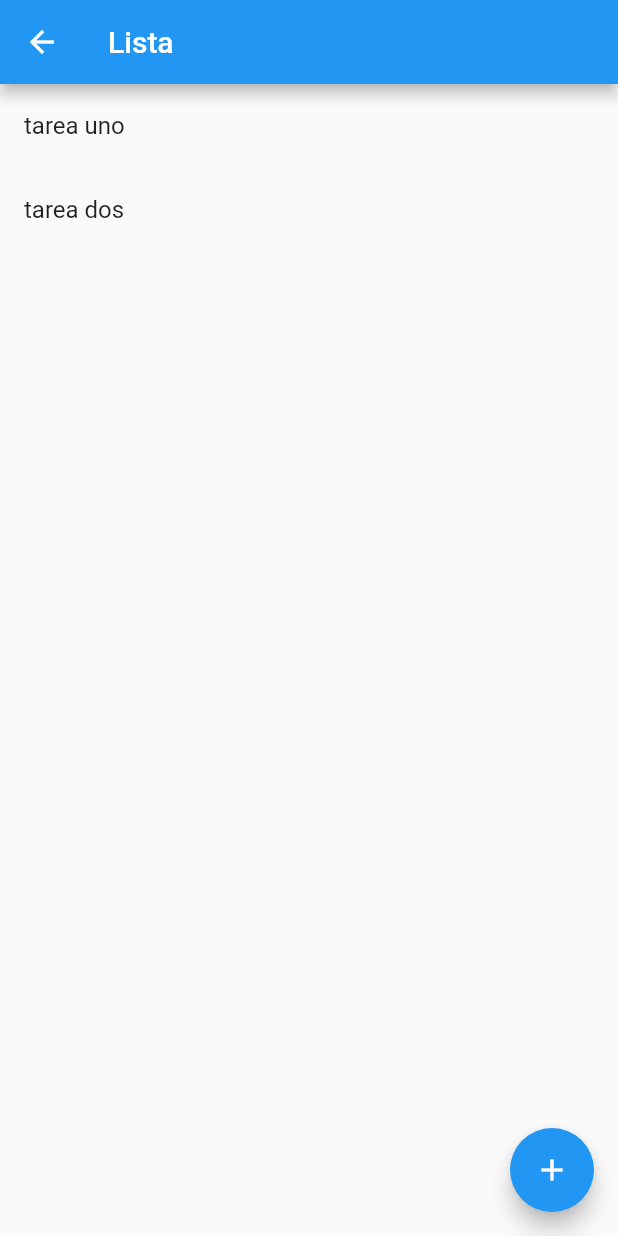
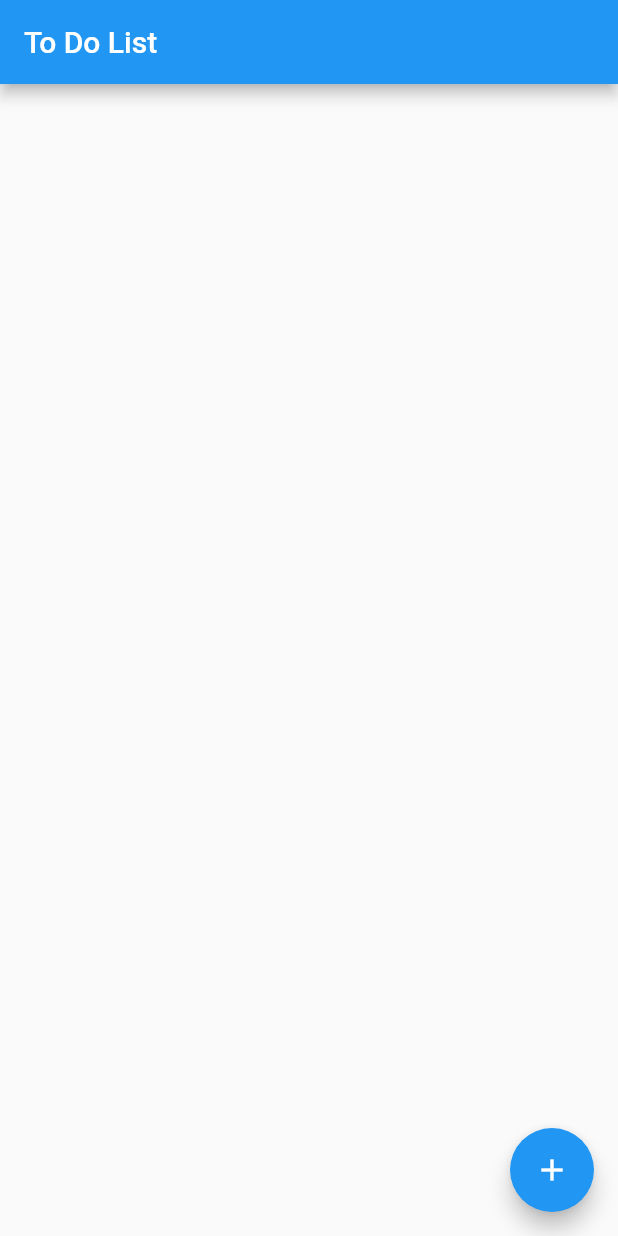
Before and after one commit to Camila-Negron/practica1, a Flutter app: the screen it shows after launch, after a tap on "Iniciar Sesión", on a phone screen of 412 x 824 dp. Run offline on Flutter 3.47's test engine with Material 2 defaults, Android fonts, the phone set to English and light mode, and no system bars.

Commit message:
solucion de estilos

```diff
--- a/lib/lista.dart
+++ b/lib/lista.dart
@@ -1,80 +1,54 @@
 import 'package:flutter/material.dart';
-
 import 'package:practica1/formulario.dart';
 
 class ListaT extends StatelessWidget {
-  const ListaT({Key? key}) : super(key: key);
   static final nombrePagina = "listado";
-  //@override
-  //_ListaState createState() => _ListanState();
+  @override
+  Widget build(BuildContext context) {
+    return MaterialApp(
+      title: 'To Do App',
+      home: ToDoList(),
+    );
+  }
+}
 
-  static final List<Map<String, dynamic>> tareas = [
-    {
-      "nombre": "tarea uno",
-      "descripcion": "descripc tarea uno",
-      "estado": false
-    },
-    {
-      "nombre": "tarea dos",
-      "descripcion": "descripc tarea dos",
-      "estado": true
-    },
-  ];
+class ToDoList extends StatefulWidget {
+  @override
+  _ToDoListState createState() => _ToDoListState();
+}
 
-  static final List<Map<String, dynamic>> tiempos = [
-    {
-      "nombre": "tarea uno",
-      "descripcion": "descripc tarea uno",
-      "estado": false
-    },
-    {
-      "nombre": "tarea dos",
-      "descripcion": "descripc tarea dos",
-      "estado": true
-    },
-  ];
+class _ToDoListState extends State<ToDoList> {
+  List<String> tasks = [];
 
   @override
   Widget build(BuildContext context) {
     return Scaffold(
       appBar: AppBar(
-        title: Text("Lista"),
+        title: Text('To Do List'),
       ),
-      body: /*(List<Map<String, dynamic>>?ListView())*/
-          ListView(children: _crearItem()),
-      //ListView(children: _crearItem()),
-      //ListView(children: _crearTiempo())
-
-      /*:
-      Center(
-        child: Text("No tienes tareas registradas"),
-      ),*/
+      body: ListView.builder(
+        itemCount: tasks.length,
+        itemBuilder: (context, index) {
+          return ListTile(
+            title: Text(tasks[index]),
+          );
+        },
+      ),
       floatingActionButton: FloatingActionButton(
-        onPressed: () => Navigator.pushNamed(context, Formulario.nombrePagina),
+        onPressed: () {
+          Navigator.push(
+            context,
+            MaterialPageRoute(builder: (context) => Formulario()),
+          ).then((newTask) {
+            if (newTask != null) {
+              setState(() {
+                tasks.add(newTask);
+              });
+            }
+          });
+        },
         child: Icon(Icons.add),
       ),
     );
   }
-
-  List<Widget> _crearItem() {
-    List<Widget> temporal = [];
-    for (Map<String, dynamic> tarea in tareas) {
-      Widget item = ListTile(
-        title: Text("${tarea["nombre"]}"),
-      );
-      temporal.add(item);
-    }
-    return temporal;
-  }
-
-  /*List<Widget> _crearTiempo() {
-    List<Widget> temporal = [];
-    for (Map<String, dynamic> tiempo in tiempos) {
-      Widget item = ListTile(
-        title: Text("${tiempo["fecha"]}"),
-      );
-      temporal.add(item);
-    }
-    return temporal;
-  }*/
 }
--- a/lib/login.dart
+++ b/lib/login.dart
@@ -10,107 +10,43 @@ class LoginScreen extends StatefulWidget {
 
 class _LoginScreenState extends State<LoginScreen> {
   bool _rememberMe = false;
+  final emailController = TextEditingController();
+  final passController = TextEditingController();
+
+  @override
+  void dispose() {
+    emailController.dispose();
+    passController.dispose();
+    super.dispose();
+  }
 
   Widget _buildEmailTF() {
     return Column(
-      crossAxisAlignment: CrossAxisAlignment.start,
+      crossAxisAlignment: CrossAxisAlignment.stretch,
       children: <Widget>[
-        Text(
-          'Email',
-          style: TextStyle(
-            color: Color.fromARGB(255, 0, 0, 0),
-            fontWeight: FontWeight.bold,
-            fontFamily: 'OpenSans',
+        TextField(
+          decoration: InputDecoration(
+            labelText: 'Email',
           ),
+          controller: emailController,
         ),
-        SizedBox(height: 10.0),
-        Container(
-          alignment: Alignment.centerLeft,
-          height: 60.0,
-          decoration: BoxDecoration(
-            color: Color(0xFF6CA8F1),
-            borderRadius: BorderRadius.circular(10.0),
-            boxShadow: [
-              BoxShadow(
-                color: Colors.black12,
-                blurRadius: 6.0,
-                offset: Offset(0, 2),
-              ),
-            ],
-          ),
-          child: TextField(
-            keyboardType: TextInputType.emailAddress,
-            style: TextStyle(
-              color: Color.fromARGB(255, 0, 0, 0),
-              fontFamily: 'OpenSans',
-            ),
-            decoration: InputDecoration(
-              border: InputBorder.none,
-              contentPadding: EdgeInsets.only(top: 14.0),
-              prefixIcon: Icon(
-                Icons.email,
-                color: Color.fromARGB(255, 0, 0, 0),
-              ),
-              hintText: 'Enter your Email',
-              hintStyle: TextStyle(
-                color: Colors.white54,
-                fontFamily: 'OpenSans',
-              ),
-            ),
-          ),
-        ),
+        SizedBox(height: 16.0),
       ],
     );
   }
 
   Widget _buildPasswordTF() {
     return Column(
-      crossAxisAlignment: CrossAxisAlignment.start,
+      crossAxisAlignment: CrossAxisAlignment.stretch,
       children: <Widget>[
-        Text(
-          'Password',
-          style: TextStyle(
-            color: Color.fromARGB(255, 5, 5, 5),
-            fontWeight: FontWeight.bold,
-            fontFamily: 'OpenSans',
+        TextField(
+          decoration: InputDecoration(
+            labelText: 'Password',
           ),
+          controller: passController,
+          obscureText: true,
         ),
-        SizedBox(height: 10.0),
-        Container(
-          alignment: Alignment.centerLeft,
-          height: 60.0,
-          decoration: BoxDecoration(
-            color: Color(0xFF6CA8F1),
-            borderRadius: BorderRadius.circular(10.0),
-            boxShadow: [
-              BoxShadow(
-                color: Colors.black12,
-                blurRadius: 6.0,
-                offset: Offset(0, 2),
-              ),
-            ],
-          ),
-          child: TextField(
-            obscureText: true,
-            style: TextStyle(
-              color: Color.fromARGB(255, 0, 0, 0),
-              fontFamily: 'OpenSans',
-            ),
-            decoration: InputDecoration(
-              border: InputBorder.none,
-              contentPadding: EdgeInsets.only(top: 14.0),
-              prefixIcon: Icon(
-                Icons.lock,
-                color: Color.fromARGB(255, 0, 0, 0),
-              ),
-              hintText: 'Enter your Password',
-              hintStyle: TextStyle(
-                color: Colors.white54,
-                fontFamily: 'OpenSans',
-              ),
-            ),
-          ),
-        ),
+        SizedBox(height: 16.0),
       ],
     );
   }
@@ -128,7 +64,7 @@ class _LoginScreenState extends State<LoginScreen> {
         },
         child: Text('Iniciar Sesión'),
         style: ElevatedButton.styleFrom(
-          primary: Color.fromARGB(255, 157, 62, 33),
+          //primary: Color.fromARGB(255, 157, 62, 33),
           shape: RoundedRectangleBorder(
             borderRadius: BorderRadius.circular(20),
           ),
@@ -146,20 +82,20 @@ class _LoginScreenState extends State<LoginScreen> {
           onTap: () => FocusScope.of(context).unfocus(),
           child: Stack(
             children: <Widget>[
-              Container(
-                height: double.infinity,
-                width: double.infinity,
-                decoration: BoxDecoration(
-                  gradient: LinearGradient(
-                    begin: Alignment.topCenter,
-                    end: Alignment.bottomCenter,
-                    colors: [
-                      Color.fromARGB(255, 255, 255, 255),
-                    ],
-                    stops: [0.1, 0.4, 0.7, 0.9],
-                  ),
-                ),
-              ),
+              //Container(
+              //height: double.infinity,
+              //width: double.infinity,
+              //decoration: BoxDecoration(
+              //gradient: LinearGradient(
+              //begin: Alignment.topCenter,
+              //end: Alignment.bottomCenter,
+              //colors: [
+              //Color.fromARGB(255, 255, 255, 255),
+              //],
+              //stops: [0.1, 0.4, 0.7, 0.9],
+              //),
+              //),
+              //),
               Container(
                 height: double.infinity,
                 child: SingleChildScrollView(
--- a/pubspec.yaml
+++ b/pubspec.yaml
@@ -37,6 +37,7 @@ dependencies:
   # The following adds the Cupertino Icons font to your application.
   # Use with the CupertinoIcons class for iOS style icons.
   cupertino_icons: ^1.0.2
+  flutter_bloc: ^8.1.2
 
 dev_dependencies:
   flutter_test:
```
Also changed, not shown: lib/formulario.dart (+37 -49 lines), pubspec.lock.
